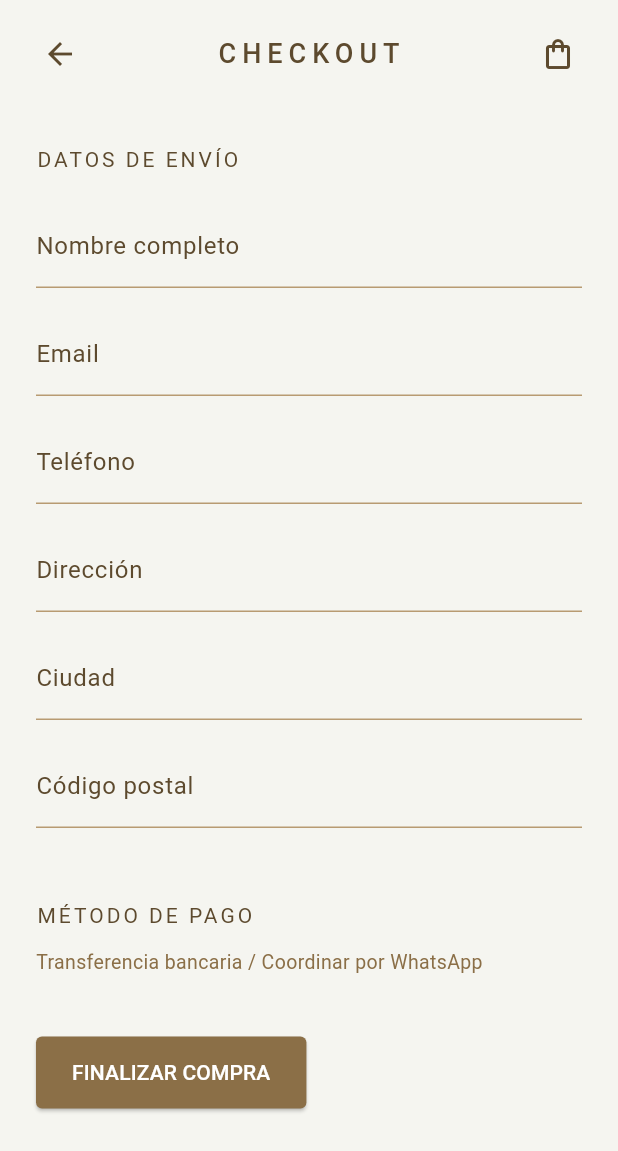
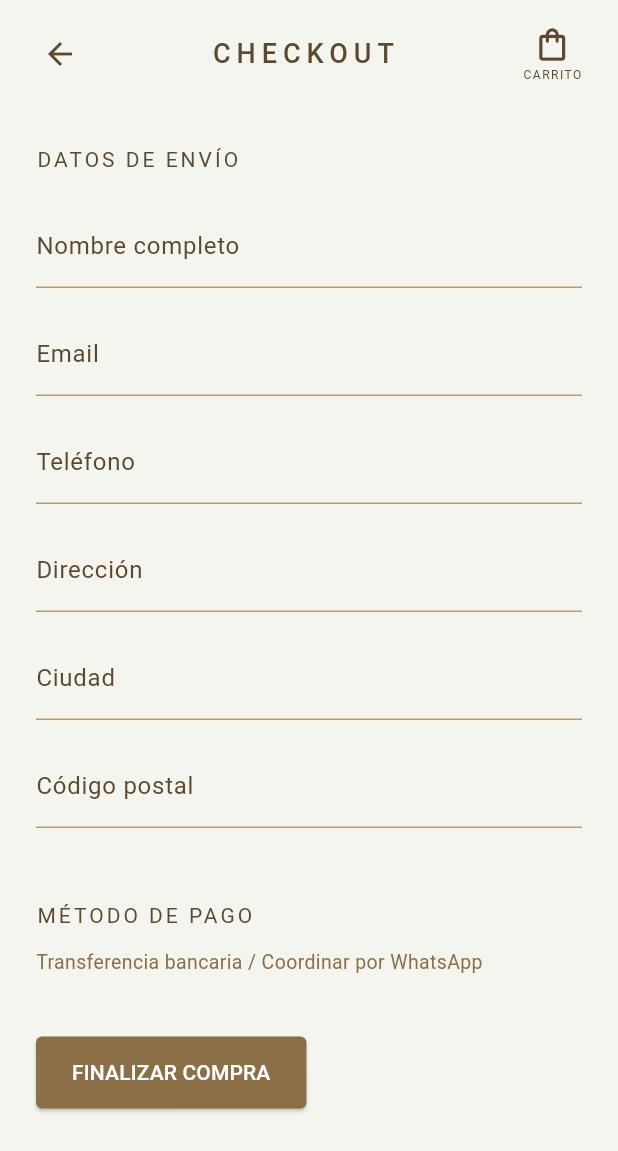
Before and after one commit to Rocio2612/waikiria_app, a Flutter app: the CheckoutScreen screen opened directly, on a phone screen of 412 x 824 dp. Shown: the top 1151 px of the screen. Run offline on Flutter 3.47's test engine with Material 3 defaults, Android fonts, the phone set to English and light mode, and no system bars; network calls fail.

Commit message:
mejor usabilidad despues del testing: snackbar con VER CARRITO, e imagines mas visibles (ajuste de tamaño)

```diff
--- a/lib/screens/cart_screen.dart
+++ b/lib/screens/cart_screen.dart
@@ -156,8 +156,8 @@ class _CartItemTile extends StatelessWidget {
         children: [
           // Imagen chica
           SizedBox(
-            width: 80,
-            height: 100,
+            width: 60,
+            height: 75,
             child: Image.network(
               item.producto.imagen,
               fit: BoxFit.cover,
--- a/lib/screens/catalog_screen.dart
+++ b/lib/screens/catalog_screen.dart
@@ -57,7 +57,7 @@ class CatalogScreen extends StatelessWidget {
                         gridDelegate:
                         const SliverGridDelegateWithFixedCrossAxisCount(
                           crossAxisCount: 2,
-                          childAspectRatio: 0.75,
+                          childAspectRatio: 1.0,
                           crossAxisSpacing: 12,
                           mainAxisSpacing: 20,
                         ),
--- a/lib/screens/category_screen.dart
+++ b/lib/screens/category_screen.dart
@@ -107,7 +107,7 @@ class _CategoryScreenState extends State<CategoryScreen> {
                 gridDelegate:
                 const SliverGridDelegateWithFixedCrossAxisCount(
                   crossAxisCount: 2,
-                  childAspectRatio: 0.58,
+                  childAspectRatio: 0.75,
                   crossAxisSpacing: 12,
                   mainAxisSpacing: 12,
                 ),
--- a/lib/screens/home_screen.dart
+++ b/lib/screens/home_screen.dart
@@ -160,7 +160,7 @@ class HomeScreen extends StatelessWidget {
             physics: const NeverScrollableScrollPhysics(),
             gridDelegate: const SliverGridDelegateWithFixedCrossAxisCount(
               crossAxisCount: 2,
-              childAspectRatio: 0.75,
+              childAspectRatio: 1.0,
               crossAxisSpacing: 12,
               mainAxisSpacing: 20,
             ),
--- a/lib/widgets/custom_header.dart
+++ b/lib/widgets/custom_header.dart
@@ -50,20 +50,13 @@ class CustomHeader extends StatelessWidget {
             ),
           ),
 
-          // Ícono de carrito con badge
+          // Ícono de carrito con badge + texto CARRITO
           ListenableBuilder(
             listenable: CartService(),
             builder: (context, _) {
               final cantidad = CartService().totalItems;
-              return Stack(
-                clipBehavior: Clip.none,
-                children: [
-                  IconButton(
-                    icon: const Icon(
-                      Icons.shopping_bag_outlined,
-                      color: AppColors.marronOscuro,
-                    ),
-                    onPressed: () {
+              return GestureDetector(
+                onTap: () {
                   Navigator.push(
                     context,
                     MaterialPageRoute(
@@ -71,28 +64,63 @@ class CustomHeader extends StatelessWidget {
                     ),
                   );
                 },
+                child: Padding(
+                  padding: const EdgeInsets.symmetric(horizontal: 8),
+                  child: Column(
+                    mainAxisSize: MainAxisSize.min,
+                    children: [
+                      Stack(
+                        clipBehavior: Clip.none,
+                        children: [
+                          const Icon(
+                            Icons.shopping_bag_outlined,
+                            color: AppColors.marronOscuro,
+                            size: 26,
                           ),
                           if (cantidad > 0)
                             Positioned(
-                      right: 6,
-                      top: 6,
+                              right: -8,
+                              top: -6,
                               child: Container(
-                        padding: const EdgeInsets.all(4),
-                        decoration: const BoxDecoration(
+                                padding: const EdgeInsets.symmetric(
+                                  horizontal: 5,
+                                  vertical: 2,
+                                ),
+                                constraints:
+                                const BoxConstraints(minWidth: 18),
+                                decoration: BoxDecoration(
                                   color: Colors.red,
                                   shape: BoxShape.circle,
+                                  border: Border.all(
+                                    color: AppColors.fondo,
+                                    width: 2,
+                                  ),
                                 ),
                                 child: Text(
                                   '$cantidad',
+                                  textAlign: TextAlign.center,
                                   style: const TextStyle(
                                     color: Colors.white,
-                            fontSize: 10,
+                                    fontSize: 11,
                                     fontWeight: FontWeight.bold,
                                   ),
                                 ),
                               ),
                             ),
                         ],
+                      ),
+                      const SizedBox(height: 2),
+                      const Text(
+                        'CARRITO',
+                        style: TextStyle(
+                          fontSize: 8,
+                          letterSpacing: 1,
+                          color: AppColors.marronOscuro,
+                        ),
+                      ),
+                    ],
+                  ),
+                ),
               );
             },
           ),
```
Also changed, not shown: lib/screens/product_detail_screen.dart (+16 -4 lines). Lines whose indentation alone changed are shown as unchanged.
